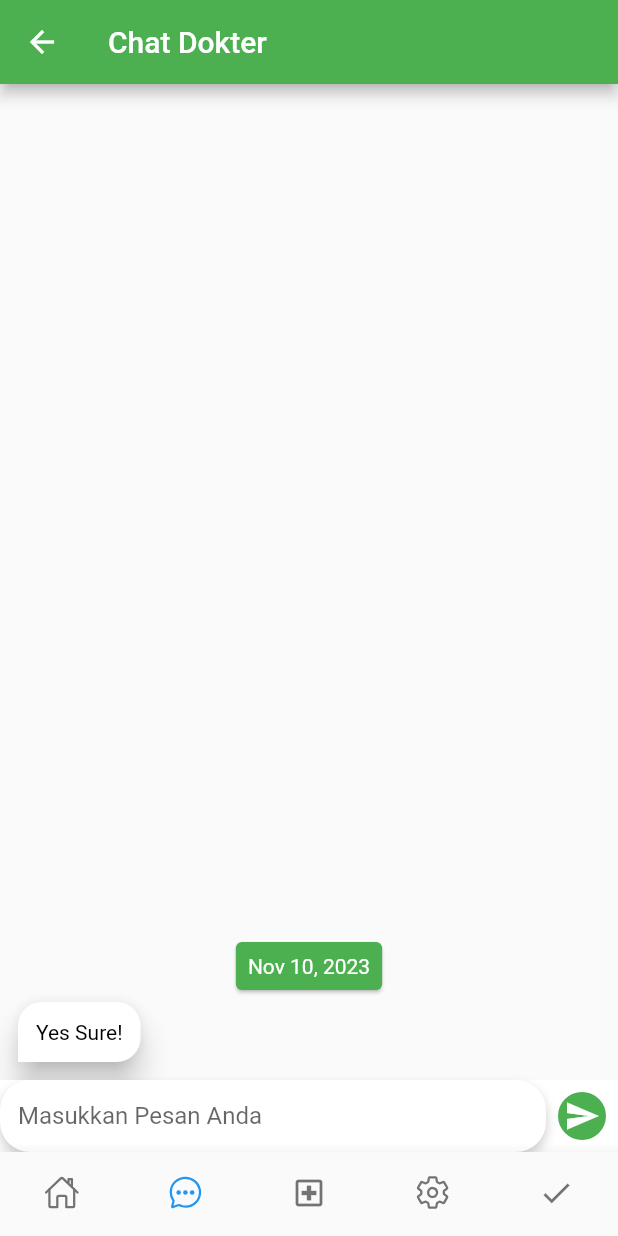
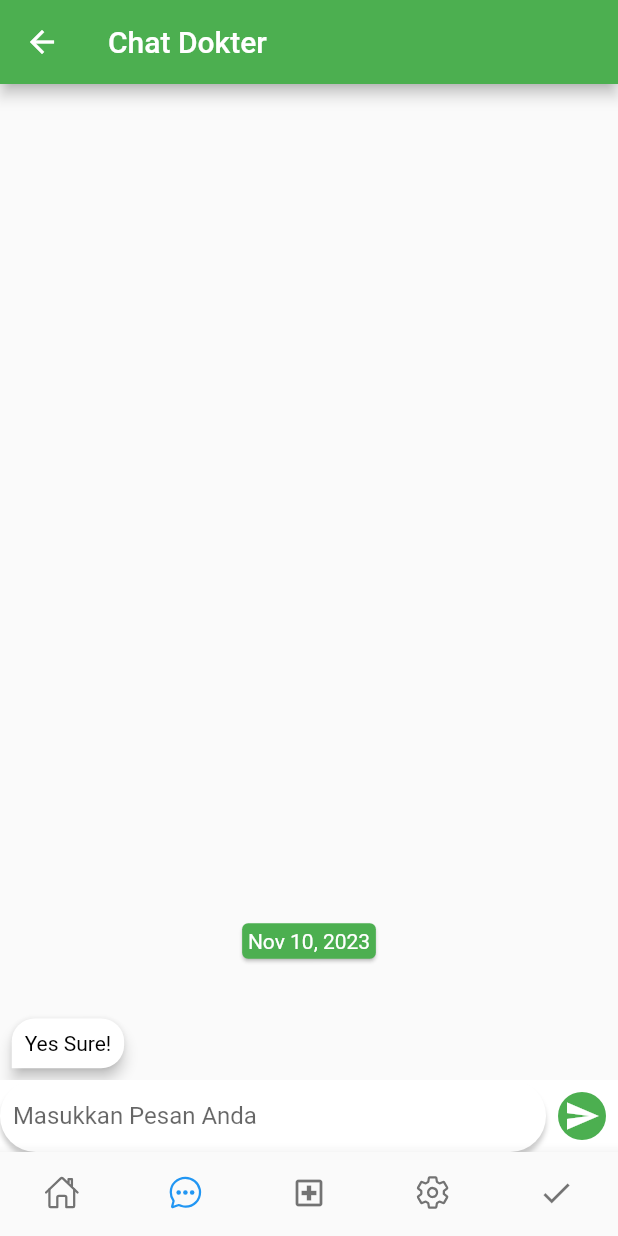
Before and after one commit to alexisngaing/ugd-d-4-hospital, a Flutter app: the HomePage screen opened directly, item 2 of the bottom bar chosen, on a phone screen of 412 x 824 dp. Run offline on Flutter 3.47's test engine with Material 2 defaults, Android fonts, the phone set to English and light mode, and no system bars; drawn by our look-alikes of grouped_list; our stand-ins replace barcode_widget, flutter_tts, fluttertoast, geocoding, geolocator, image_picker and 7 more; missing offline and left inert: qr_code_scanner; accounts and stored records are empty.

Commit message:
responsive_sizer chat dan home

```diff
--- a/lib/View/chat.dart
+++ b/lib/View/chat.dart
@@ -1,8 +1,9 @@
 import 'package:flutter/material.dart';
 import 'package:grouped_list/grouped_list.dart';
+import 'package:intl/intl.dart';
 import 'package:ugd_4_hospital/component/pesan.dart';
-import 'package:intl/intl.dart';
 import 'package:ugd_4_hospital/View/home.dart';
+import 'package:responsive_sizer/responsive_sizer.dart';
 
 class ChatPage extends StatefulWidget {
   const ChatPage({Key? key});
@@ -24,7 +25,7 @@ class _ChatPageState extends State<ChatPage> {
   Widget build(BuildContext context) {
     return Scaffold(
       appBar: AppBar(
-        title: const Text('Chat Dokter'),
+        title: Text('Chat Dokter'),
         backgroundColor: Colors.green,
         leading: IconButton(
           icon: Icon(Icons.arrow_back),
@@ -39,7 +40,7 @@ class _ChatPageState extends State<ChatPage> {
         children: [
           Expanded(
             child: GroupedListView<Message, DateTime>(
-              padding: const EdgeInsets.all(8),
+              padding: EdgeInsets.all(8.sp), // Use sp (responsive size) here
               reverse: true,
               order: GroupedListOrder.DESC,
               elements: messages,
@@ -49,15 +50,16 @@ class _ChatPageState extends State<ChatPage> {
                 message.date.day,
               ),
               groupHeaderBuilder: (Message message) => SizedBox(
-                height: 40,
+                height: 40.sp, // Use sp (responsive size) here
                 child: Center(
                   child: Card(
                     color: Colors.green,
                     child: Padding(
-                      padding: const EdgeInsets.all(8),
+                      padding:
+                          EdgeInsets.all(8.sp), // Use sp (responsive size) here
                       child: Text(
                         DateFormat.yMMMd().format(message.date),
-                        style: const TextStyle(color: Colors.white),
+                        style: TextStyle(color: Colors.white),
                       ),
                     ),
                   ),
@@ -103,23 +105,22 @@ class MessageBubble extends StatelessWidget {
     return Align(
       alignment: isSentByMe ? Alignment.centerRight : Alignment.centerLeft,
       child: Card(
-        elevation: 8,
+        elevation: 8.sp, // Use sp (responsive size) here
         color: isSentByMe ? Colors.green : Colors.white,
         shape: RoundedRectangleBorder(
-          borderRadius: isSentByMe
-              ? BorderRadius.only(
-                  topLeft: Radius.circular(16.0),
-                  topRight: Radius.circular(16.0),
-                  bottomLeft: Radius.circular(16.0),
-                )
-              : BorderRadius.only(
-                  topLeft: Radius.circular(16.0),
-                  topRight: Radius.circular(16.0),
-                  bottomRight: Radius.circular(16.0),
-                ),
+          borderRadius: BorderRadius.only(
+            topLeft: Radius.circular(16.sp), // Use sp (responsive size) here
+            topRight: Radius.circular(16.sp), // Use sp (responsive size) here
+            bottomLeft: isSentByMe
+                ? Radius.circular(16.sp) // Use sp (responsive size) here
+                : Radius.zero,
+            bottomRight: isSentByMe
+                ? Radius.zero
+                : Radius.circular(16.sp), // Use sp (responsive size) here
+          ),
         ),
         child: Padding(
-          padding: const EdgeInsets.all(12),
+          padding: EdgeInsets.all(12.sp), // Use sp (responsive size) here
           child: Text(
             message.text,
             style: TextStyle(
@@ -147,26 +148,28 @@ class _NewMessageWidgetState extends State<NewMessageWidget> {
   @override
   Widget build(BuildContext context) {
     return Container(
-      color: const Color.fromARGB(255, 255, 255, 255),
+      color: Color.fromARGB(255, 255, 255, 255),
       child: Row(
         children: [
           Expanded(
             child: Container(
               decoration: BoxDecoration(
-                borderRadius: BorderRadius.circular(20.0),
+                borderRadius: BorderRadius.circular(
+                    20.sp), // Use sp (responsive size) here
                 color: Colors.white,
                 boxShadow: [
                   BoxShadow(
                     color: Colors.black.withOpacity(0.2),
                     offset: Offset(0, 4),
-                    blurRadius: 6,
+                    blurRadius: 6.sp, // Use sp (responsive size) here
                   ),
                 ],
               ),
               child: TextField(
                 controller: _controller,
                 decoration: InputDecoration(
-                  contentPadding: EdgeInsets.all(12),
+                  contentPadding:
+                      EdgeInsets.all(12.sp), // Use sp (responsive size) here
                   hintText: 'Masukkan Pesan Anda',
                   border: InputBorder.none,
                 ),
@@ -179,11 +182,11 @@ class _NewMessageWidgetState extends State<NewMessageWidget> {
           ),
           IconButton(
             icon: Container(
-              width: 40,
-              height: 40,
+              width: 40.sp,
+              height: 40.sp,
               child: CircleAvatar(
                 backgroundColor: Colors.green,
-                radius: 70,
+                radius: 70.sp,
                 child: Icon(Icons.send, color: Colors.white),
               ),
             ),
--- a/lib/View/home.dart
+++ b/lib/View/home.dart
@@ -1,5 +1,6 @@
 import 'package:flutter/material.dart';
 import 'package:ionicons/ionicons.dart';
+import 'package:responsive_sizer/responsive_sizer.dart';
 import 'package:ugd_4_hospital/View/CheckIn/check_in.dart';
 import 'package:ugd_4_hospital/View/pasienPage.dart';
 
@@ -50,23 +51,23 @@ class _HomePageState extends State<HomePage> {
   Widget _buildBody() {
     switch (_selectedIndex) {
       case 1:
-        return const Center(
+        return Center(
           child: ChatPage(),
         );
       case 2:
-        return const Center(
+        return Center(
           child: PasienView(),
         );
       case 3:
-        return const Center(
+        return Center(
           child: SettingView(),
         );
       case 4:
-        return const Center(
+        return Center(
           child: CheckInPage(),
         );
       default:
-        return const Center(
+        return Center(
           child: Text('Not Implemented'),
         );
     }
--- a/pubspec.yaml
+++ b/pubspec.yaml
@@ -31,6 +31,7 @@ dependencies:
   sqflite: ^2.2.6
   url_launcher: ^6.1.10
   uuid: ^4.2.1
+  responsive_sizer: ^3.2.0
 
 dev_dependencies:
   flutter_lints: ^2.0.0
```
Also changed, not shown: lib/View/login.dart (+16 -16 lines), lib/main.dart (+24 -3 lines), pubspec.lock, 7 other files.
